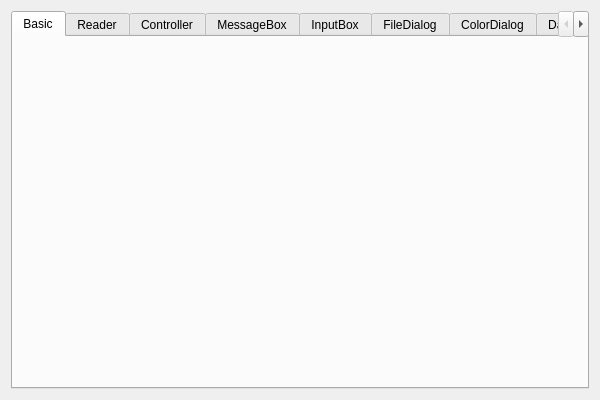
Qt form TestPlugin/testform.ui (Wing-summer/WingHexExplorer2) before a commit.
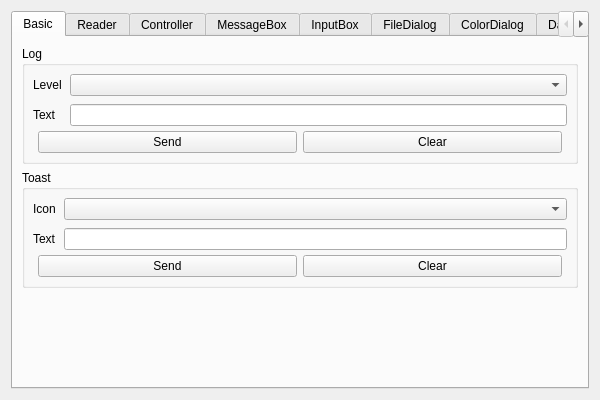
The same form after that commit.

Diff of the .ui file:
```diff
--- a/TestPlugin/testform.ui
+++ b/TestPlugin/testform.ui
@@ -29,6 +29,207 @@
       <attribute name="title">
        <string>Basic</string>
       </attribute>
+      <layout class="QVBoxLayout" name="verticalLayout_3">
+       <item>
+        <widget class="QGroupBox" name="groupBox">
+         <property name="title">
+          <string>Log</string>
+         </property>
+         <layout class="QVBoxLayout" name="verticalLayout_2">
+          <property name="spacing">
+           <number>5</number>
+          </property>
+          <property name="leftMargin">
+           <number>8</number>
+          </property>
+          <property name="topMargin">
+           <number>8</number>
+          </property>
+          <property name="rightMargin">
+           <number>8</number>
+          </property>
+          <property name="bottomMargin">
+           <number>8</number>
+          </property>
+          <item>
+           <layout class="QFormLayout" name="formLayout">
+            <property name="horizontalSpacing">
+             <number>8</number>
+            </property>
+            <property name="verticalSpacing">
+             <number>8</number>
+            </property>
+            <property name="leftMargin">
+             <number>0</number>
+            </property>
+            <property name="topMargin">
+             <number>0</number>
+            </property>
+            <property name="rightMargin">
+             <number>0</number>
+            </property>
+            <property name="bottomMargin">
+             <number>0</number>
+            </property>
+            <item row="0" column="0">
+             <widget class="QLabel" name="label">
+              <property name="text">
+               <string>Level</string>
+              </property>
+             </widget>
+            </item>
+            <item row="0" column="1">
+             <widget class="QComboBox" name="cbLogLevel"/>
+            </item>
+            <item row="1" column="0">
+             <widget class="QLabel" name="label_2">
+              <property name="text">
+               <string>Text</string>
+              </property>
+             </widget>
+            </item>
+            <item row="1" column="1">
+             <widget class="QLineEdit" name="leLogText"/>
+            </item>
+           </layout>
+          </item>
+          <item>
+           <layout class="QHBoxLayout" name="horizontalLayout">
+            <property name="spacing">
+             <number>6</number>
+            </property>
+            <property name="leftMargin">
+             <number>5</number>
+            </property>
+            <property name="rightMargin">
+             <number>5</number>
+            </property>
+            <item>
+             <widget class="QPushButton" name="btnSendLog">
+              <property name="text">
+               <string>Send</string>
+              </property>
+             </widget>
+            </item>
+            <item>
+             <widget class="QPushButton" name="btnClearSend">
+              <property name="text">
+               <string>Clear</string>
+              </property>
+             </widget>
+            </item>
+           </layout>
+          </item>
+         </layout>
+        </widget>
+       </item>
+       <item>
+        <widget class="QGroupBox" name="groupBox_2">
+         <property name="title">
+          <string>Toast</string>
+         </property>
+         <layout class="QVBoxLayout" name="verticalLayout_5">
+          <property name="spacing">
+           <number>5</number>
+          </property>
+          <property name="leftMargin">
+           <number>8</number>
+          </property>
+          <property name="topMargin">
+           <number>8</number>
+          </property>
+          <property name="rightMargin">
+           <number>8</number>
+          </property>
+          <property name="bottomMargin">
+           <number>8</number>
+          </property>
+          <item>
+           <layout class="QFormLayout" name="formLayout_3">
+            <property name="horizontalSpacing">
+             <number>8</number>
+            </property>
+            <property name="verticalSpacing">
+             <number>8</number>
+            </property>
+            <property name="leftMargin">
+             <number>0</number>
+            </property>
+            <property name="topMargin">
+             <number>0</number>
+            </property>
+            <property name="rightMargin">
+             <number>0</number>
+            </property>
+            <property name="bottomMargin">
+             <number>0</number>
+            </property>
+            <item row="0" column="0">
+             <widget class="QLabel" name="label_5">
+              <property name="text">
+               <string>Icon</string>
+              </property>
+             </widget>
+            </item>
+            <item row="0" column="1">
+             <widget class="QComboBox" name="cbToastIcon"/>
+            </item>
+            <item row="1" column="0">
+             <widget class="QLabel" name="label_6">
+              <property name="text">
+               <string>Text</string>
+              </property>
+             </widget>
+            </item>
+            <item row="1" column="1">
+             <widget class="QLineEdit" name="leToastText"/>
+            </item>
+           </layout>
+          </item>
+          <item>
+           <layout class="QHBoxLayout" name="horizontalLayout_3">
+            <property name="spacing">
+             <number>6</number>
+            </property>
+            <property name="leftMargin">
+             <number>5</number>
+            </property>
+            <property name="rightMargin">
+             <number>5</number>
+            </property>
+            <item>
+             <widget class="QPushButton" name="btnSendToast">
+              <property name="text">
+               <string>Send</string>
+              </property>
+             </widget>
+            </item>
+            <item>
+             <widget class="QPushButton" name="btnClearText">
+              <property name="text">
+               <string>Clear</string>
+              </property>
+             </widget>
+            </item>
+           </layout>
+          </item>
+         </layout>
+        </widget>
+       </item>
+       <item>
+        <spacer name="verticalSpacer">
+         <property name="orientation">
+          <enum>Qt::Vertical</enum>
+         </property>
+         <property name="sizeHint" stdset="0">
+          <size>
+           <width>20</width>
+           <height>40</height>
+          </size>
+         </property>
+        </spacer>
+       </item>
+      </layout>
      </widget>
      <widget class="QWidget" name="tab">
       <attribute name="title">
```
Left out of the diff: 35 changed lines with no effect on the pictures.
